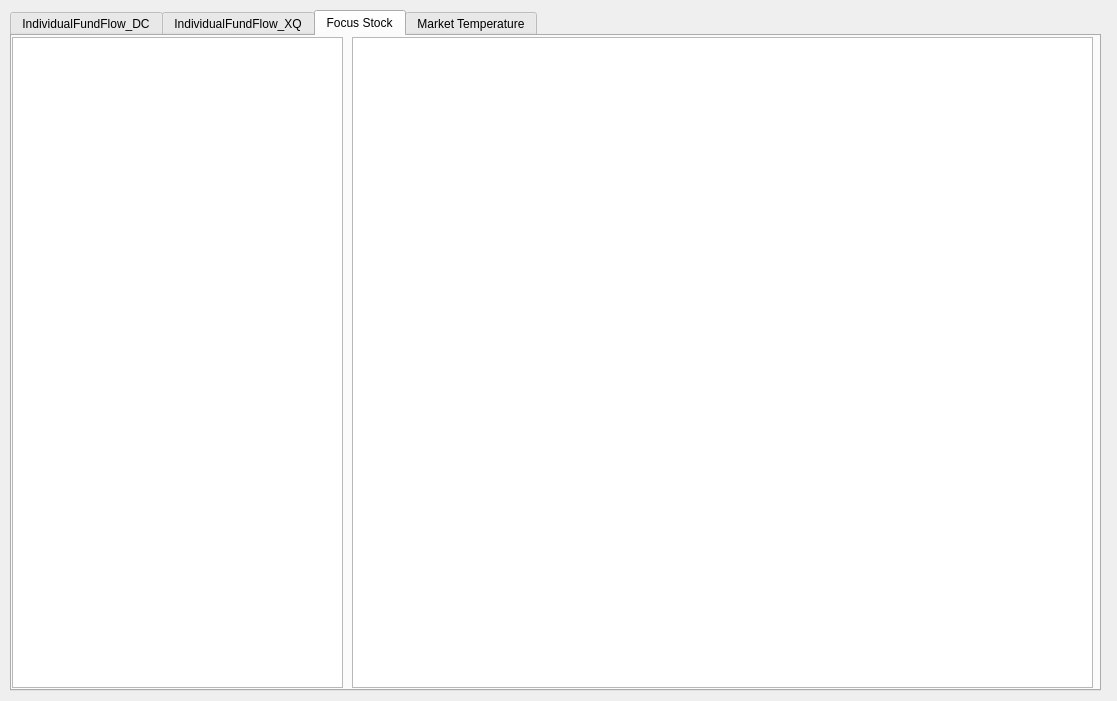
This is StockTip/form.ui in Ruffia/ADRHis as Qt 5 draws it before an edit. The edited form follows.
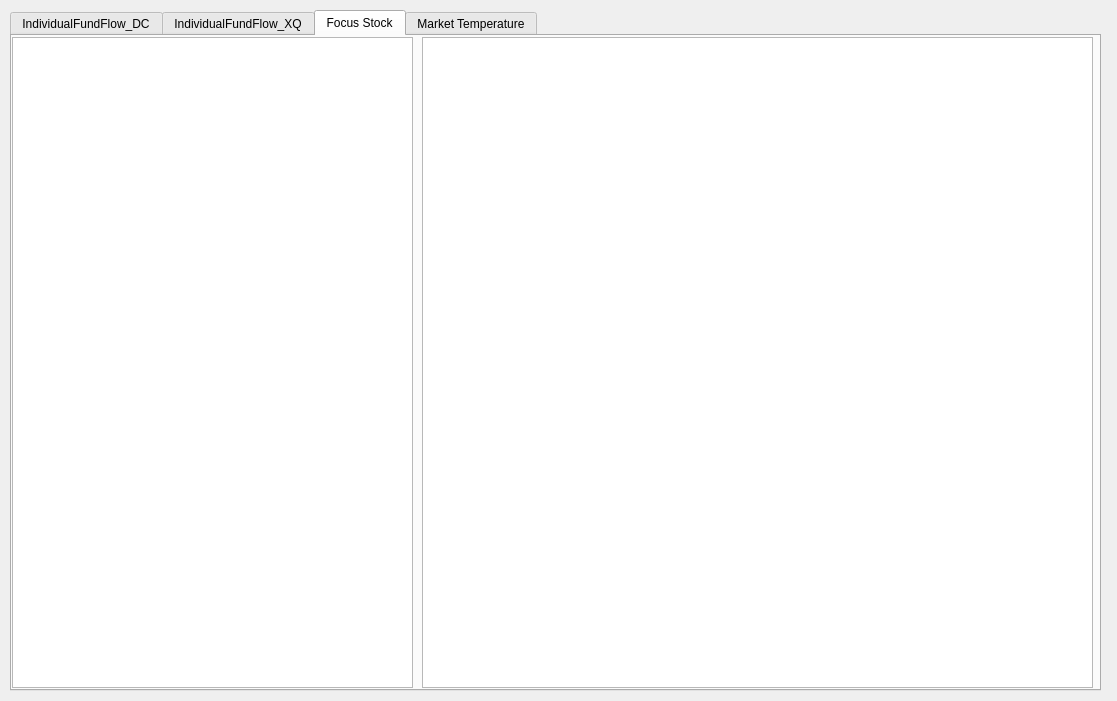
This is the edited form.

Commit message: 提高右键菜单打开资金流向界面时的速度

What changed in the file:
```diff
--- a/StockTip/form.ui
+++ b/StockTip/form.ui
@@ -64,7 +64,7 @@
       <rect>
        <x>0</x>
        <y>1</y>
-       <width>331</width>
+       <width>401</width>
        <height>651</height>
       </rect>
      </property>
@@ -72,9 +72,9 @@
     <widget class="QTableView" name="m_tableViewFocusStockComment">
      <property name="geometry">
       <rect>
-       <x>340</x>
+       <x>410</x>
        <y>1</y>
-       <width>741</width>
+       <width>671</width>
        <height>651</height>
       </rect>
      </property>
```
The commit also changes 2 other files.
